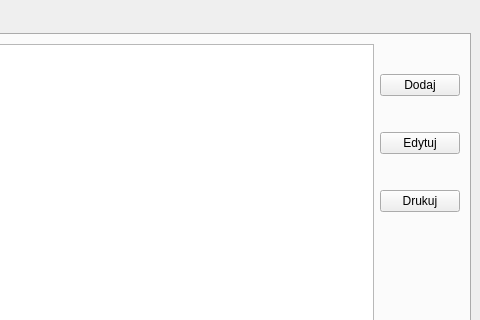
Qt form mainwindow.ui (DominikKamykowski/Winnica) before a commit; both pictures show x 321 to 801 and y 0 to 320 of the 801 by 784 pixel window.
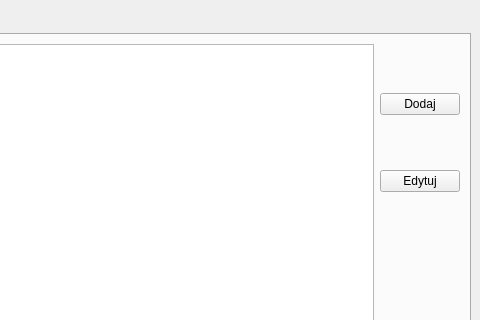
The same form after that commit. The open tabs and pages were chosen to show the change.

```diff
--- a/mainwindow.ui
+++ b/mainwindow.ui
@@ -212,19 +212,6 @@
             </property>
            </widget>
           </item>
-          <item>
-           <widget class="QPushButton" name="pushButton_12">
-            <property name="sizePolicy">
-             <sizepolicy hsizetype="Minimum" vsizetype="Fixed">
-              <horstretch>0</horstretch>
-              <verstretch>0</verstretch>
-             </sizepolicy>
-            </property>
-            <property name="text">
-             <string>Drukuj</string>
-            </property>
-           </widget>
-          </item>
           <item>
            <spacer name="verticalSpacer_3">
             <property name="orientation">
```
Left out of the diff: 19 changed lines with no effect on the pictures.
